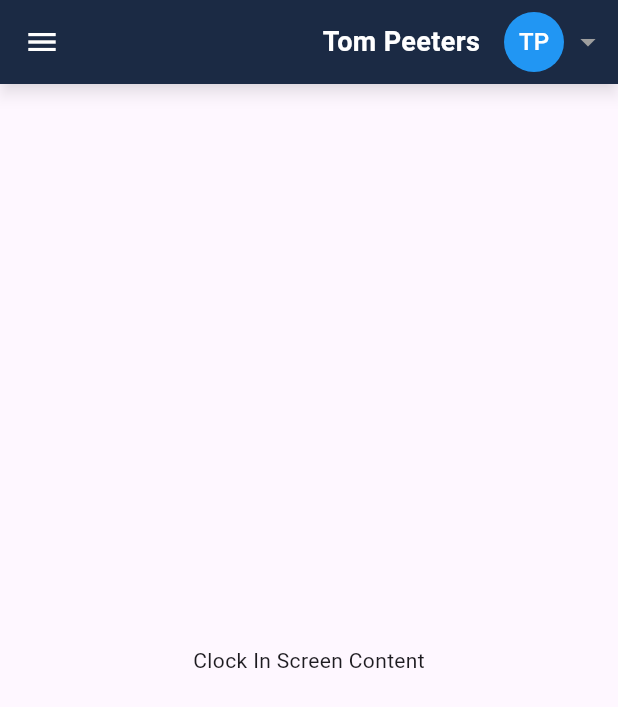
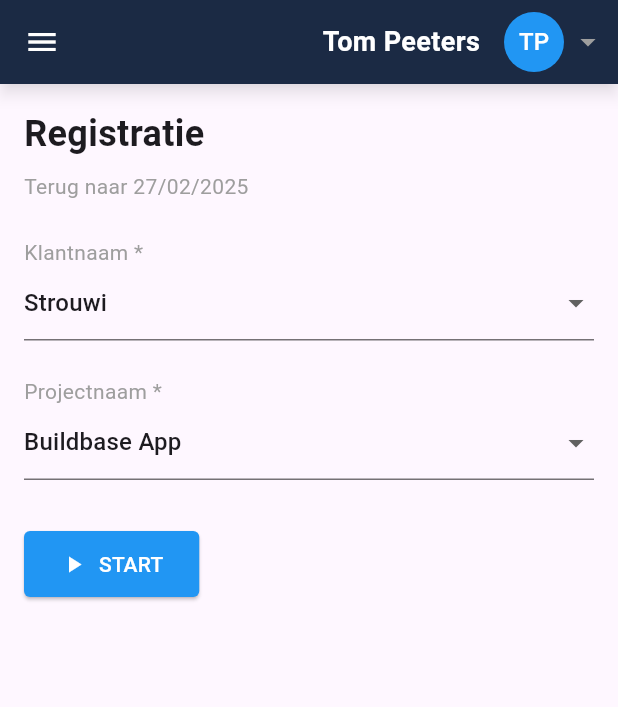
Before and after one commit to Strouwi-BV/buildbase_app_flutter, a Flutter app: the ClockInScreen screen opened by its route, on a phone screen of 412 x 824 dp. Shown: the top 707 px of the screen. Run offline on Flutter 3.47's test engine with Material 3 defaults, Android fonts, the phone set to English and light mode, and no system bars; our stand-ins replace go_router; network calls fail.

Commit message:
Added registration page for clocking

```diff
--- a/lib/screens/clock_in_screen.dart
+++ b/lib/screens/clock_in_screen.dart
@@ -17,8 +17,89 @@ class ClockInScreen extends StatelessWidget {
           ),
         ),
       ),
-      body: Center(
-        child: Text('Clock In Screen Content'),
+      body: Padding(
+        padding: const EdgeInsets.all(16.0),
+        child: Column(
+          crossAxisAlignment: CrossAxisAlignment.start,
+          children: [
+            const Text(
+              'Registratie',
+              style: TextStyle(fontSize: 24, fontWeight: FontWeight.bold),
+            ),
+            const SizedBox(height: 8),
+            const Text(
+              'Terug naar 27/02/2025',
+              style: TextStyle(color: Colors.grey),
+            ),
+            const SizedBox(height: 24),
+            const Text(
+              'Klantnaam *',
+              style: TextStyle(fontSize: 14, color: Colors.grey),
+            ),
+            DropdownButtonHideUnderline(
+              child: Column(
+                crossAxisAlignment: CrossAxisAlignment.start,
+                children: [
+                  DropdownButton<String>(
+                    isExpanded: true,
+                    value: 'Strouwi',
+                    items: ['Strouwi'].map((String value) {
+                      return DropdownMenuItem<String>(
+                        value: value,
+                        child: Text(value),
+                      );
+                    }).toList(),
+                    onChanged: (String? newValue) {},
+                  ),
+                  Container(height: 1, color: Colors.black54),
+                ],
+              ),
+            ),
+            const SizedBox(height: 24),
+            const Text(
+              'Projectnaam *',
+              style: TextStyle(fontSize: 14, color: Colors.grey),
+            ),
+            DropdownButtonHideUnderline(
+              child: Column(
+                crossAxisAlignment: CrossAxisAlignment.start,
+                children: [
+                  DropdownButton<String>(
+                    isExpanded: true,
+                    value: 'Buildbase App',
+                    items: ['Buildbase App'].map((String value) {
+                      return DropdownMenuItem<String>(
+                        value: value,
+                        child: Text(value),
+                      );
+                    }).toList(),
+                    onChanged: (String? newValue) {},
+                  ),
+                  Container(height: 1, color: Colors.black54),
+                ],
+              ),
+            ),
+            const SizedBox(height: 32),
+            ElevatedButton(
+              onPressed: () {},
+              style: ElevatedButton.styleFrom(
+                backgroundColor: Colors.blue,
+                padding: const EdgeInsets.symmetric(horizontal: 24, vertical: 12),
+                shape: RoundedRectangleBorder(
+                  borderRadius: BorderRadius.circular(4),
+                ),
+              ),
+              child: Row(
+                mainAxisSize: MainAxisSize.min,
+                children: const [
+                  Icon(Icons.play_arrow, color: Colors.white),
+                  SizedBox(width: 8),
+                  Text('START', style: TextStyle(color: Colors.white)),
+                ],
+              ),
+            ),
+          ],
+        ),
       ),
     );
   }
```
